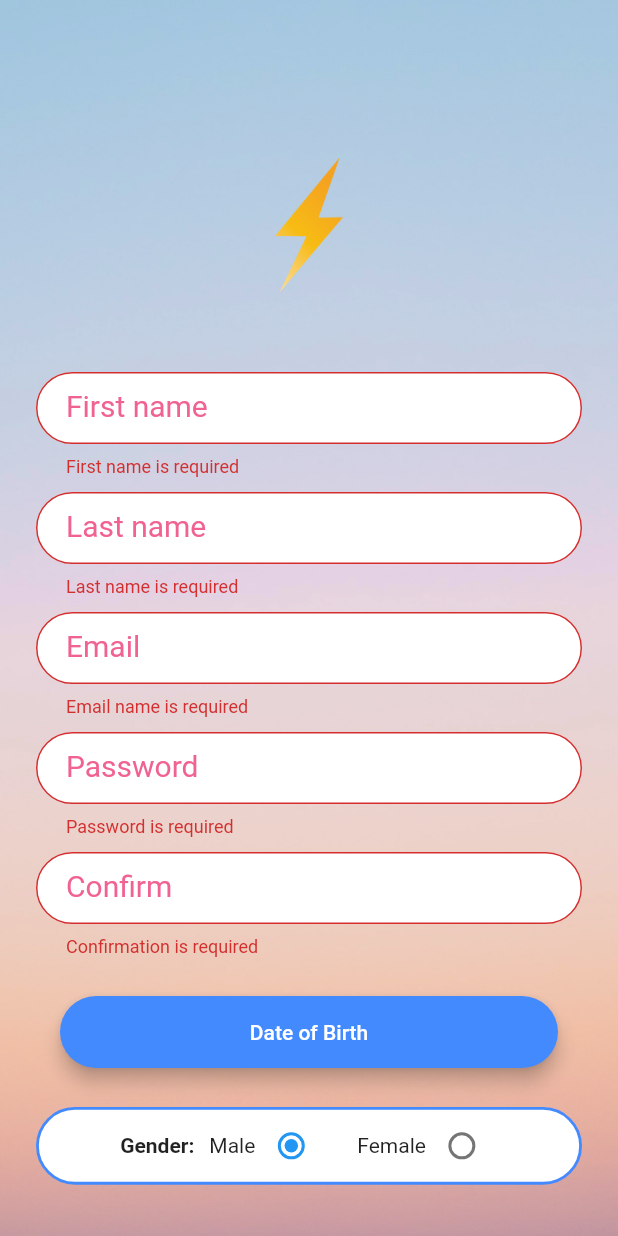
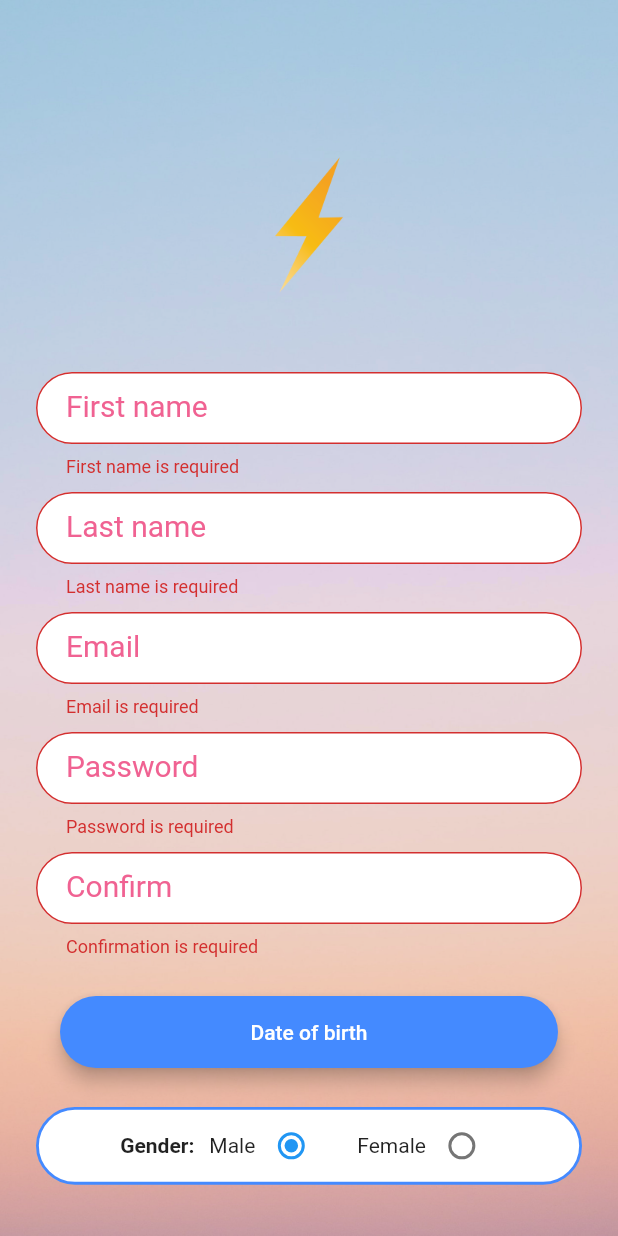
Before and after one commit to Rachiddz10/pfe_app, a Flutter app: the RegisterScreen screen opened by its route, after a tap on "Register", on a phone screen of 412 x 824 dp. Run offline on Flutter 3.47's test engine with Material 2 defaults, Android fonts, the phone set to English and light mode, and no system bars; our stand-ins replace animated_text_kit, carousel_slider, chewie, flutter_spinkit, flutter_tts, google_maps_flutter and 5 more; missing offline and left inert: auto_orientation, flutter_polyline_points, translator; generated files the repository leaves out were written again; network calls fail.

Commit message:
finish app with some error

```diff
--- a/lib/screens/make_trip.dart
+++ b/lib/screens/make_trip.dart
@@ -344,7 +344,7 @@ class _MakeTripState extends State<MakeTrip> {
                             LocationGetter location = LocationGetter();
                             await location.getCurrentLocation();
                             var json = await MakeTripAPI().makeVoyage(
-                                1,
+                                idCity!,
                                 location.lat!,
                                 location.long!,
                                 idCategorySelected,
--- a/lib/screens/register_screen.dart
+++ b/lib/screens/register_screen.dart
@@ -111,12 +111,12 @@ class _RegisterScreenState extends State<RegisterScreen> {
                                 });
                               },
                               child: birthday == null
-                                  ? const Text(
-                                      'Date of Birth',
-                                      style: TextStyle(color: Colors.white),
+                                  ? Text(
+                                      AppLocalizations.of(context)!.dateBirth,
+                                      style: const TextStyle(color: Colors.white),
                                     )
                                   : Text(
-                                      'Date of Birth:    ${DateFormat("dd-MM-yyyy").format(birthday!)}',
+                                      '${AppLocalizations.of(context)!.dateBirth}:    ${DateFormat("dd-MM-yyyy").format(birthday!)}',
                                       style:
                                           const TextStyle(color: Colors.white),
                                     ),
@@ -155,7 +155,8 @@ class _RegisterScreenState extends State<RegisterScreen> {
                                 if (message == 'Email already used') {
                                   Alert(
                                       context: context,
-                                      title: 'Registration failed',
+                                      // ignore: use_build_context_synchronously
+                                      title: AppLocalizations.of(context)!.registrationFailed,
                                       content: Column(
                                         children: [
                                           const SizedBox(
@@ -187,9 +188,9 @@ class _RegisterScreenState extends State<RegisterScreen> {
                               },
                               minWidth: 200.0,
                               height: 42.0,
-                              child: const Text(
-                                'Register',
-                                style: TextStyle(color: Colors.white),
+                              child:  Text(
+                                AppLocalizations.of(context)!.register,
+                                style: const TextStyle(color: Colors.white),
                               ),
                             ),
                           ),
@@ -211,7 +212,7 @@ class _RegisterScreenState extends State<RegisterScreen> {
       child: TextFormField(
         validator: (String? value) {
           if (value!.isEmpty) {
-            return 'First name is required';
+            return AppLocalizations.of(context)!.firstNameRequired;
           }
           return null;
         },
@@ -224,12 +225,12 @@ class _RegisterScreenState extends State<RegisterScreen> {
         },
         decoration: InputDecoration(
           label: Text(
-            'First name',
+            AppLocalizations.of(context)!.firstName,
             style: TextStyle(fontSize: 20.0, color: Colors.pink[300]),
           ),
           fillColor: Colors.white,
           filled: true,
-          hintText: 'Enter your first name',
+          hintText: AppLocalizations.of(context)!.enterFirstName,
           hintStyle: const TextStyle(color: Colors.black38),
           contentPadding:
               const EdgeInsets.symmetric(vertical: 10.0, horizontal: 20.0),
@@ -254,7 +255,7 @@ class _RegisterScreenState extends State<RegisterScreen> {
       child: TextFormField(
         validator: (String? value) {
           if (value!.isEmpty) {
-            return 'Last name is required';
+            return AppLocalizations.of(context)!.lastNameRequired;
           }
           return null;
         },
@@ -267,12 +268,12 @@ class _RegisterScreenState extends State<RegisterScreen> {
         },
         decoration: InputDecoration(
           label: Text(
-            'Last name',
+            AppLocalizations.of(context)!.lastName,
             style: TextStyle(fontSize: 20.0, color: Colors.pink[300]),
           ),
           fillColor: Colors.white,
           filled: true,
-          hintText: 'Enter your Last name',
+          hintText: AppLocalizations.of(context)!.enterLastName,
           hintStyle: const TextStyle(color: Colors.black38),
           contentPadding:
               const EdgeInsets.symmetric(vertical: 10.0, horizontal: 20.0),
@@ -298,12 +299,12 @@ class _RegisterScreenState extends State<RegisterScreen> {
         keyboardType: TextInputType.emailAddress,
         validator: (String? value) {
           if (value!.isEmpty) {
-            return 'Email name is required';
+            return AppLocalizations.of(context)!.emailRequired;
           }
           if (!RegExp(
                   r"^[a-zA-Z0-9.a-zA-Z0-9.!#$%&'*+-/=?^_`{|}~]+@[a-zA-Z0-9]+\.[a-zA-Z]+")
               .hasMatch(value)) {
-            return 'Invalid Email Address';
+            return AppLocalizations.of(context)!.invalidEmailAddress;
           }
           return null;
         },
@@ -316,7 +317,7 @@ class _RegisterScreenState extends State<RegisterScreen> {
         },
         decoration: InputDecoration(
           label: Text(
-            'Email',
+            AppLocalizations.of(context)!.email,
             style: TextStyle(fontSize: 20.0, color: Colors.pink[300]),
           ),
           fillColor: Colors.white,
@@ -348,10 +349,10 @@ class _RegisterScreenState extends State<RegisterScreen> {
         obscureText: true,
         validator: (String? value) {
           if (value!.isEmpty) {
-            return 'Password is required';
+            return AppLocalizations.of(context)!.passwordRequired;
           }
           if (value.length < 8) {
-            return 'Password must be over 7 caracters';
+            return AppLocalizations.of(context)!.passwordOverCara;
           }
           return null;
         },
@@ -364,12 +365,12 @@ class _RegisterScreenState extends State<RegisterScreen> {
         },
         decoration: InputDecoration(
           label: Text(
-            'Password',
+            AppLocalizations.of(context)!.password,
             style: TextStyle(fontSize: 20.0, color: Colors.pink[300]),
           ),
           fillColor: Colors.white,
           filled: true,
-          hintText: 'Enter your Password',
+          hintText: AppLocalizations.of(context)!.enterPassword,
           hintStyle: const TextStyle(color: Colors.black38),
           contentPadding:
               const EdgeInsets.symmetric(vertical: 10.0, horizontal: 20.0),
@@ -396,10 +397,10 @@ class _RegisterScreenState extends State<RegisterScreen> {
         keyboardType: TextInputType.visiblePassword,
         validator: (String? value) {
           if (value!.isEmpty) {
-            return 'Confirmation is required';
+            return AppLocalizations.of(context)!.confirmationRequired;
           }
           if (value != password) {
-            return 'confirmation does not match';
+            return AppLocalizations.of(context)!.confirmationNotMatch;
           }
           return null;
         },
@@ -412,12 +413,12 @@ class _RegisterScreenState extends State<RegisterScreen> {
         },
         decoration: InputDecoration(
           label: Text(
-            'Confirm',
+            AppLocalizations.of(context)!.confirm,
             style: TextStyle(fontSize: 20.0, color: Colors.pink[300]),
           ),
           fillColor: Colors.white,
           filled: true,
-          hintText: 'Retype password',
+          hintText: AppLocalizations.of(context)!.retypePassword,
           hintStyle: const TextStyle(color: Colors.black38),
           contentPadding:
               const EdgeInsets.symmetric(vertical: 10.0, horizontal: 20.0),
@@ -450,14 +451,14 @@ class _RegisterScreenState extends State<RegisterScreen> {
       child: Row(
         mainAxisAlignment: MainAxisAlignment.center,
         children: [
-          const Text(
-            'Gender:',
-            style: TextStyle(fontWeight: FontWeight.bold),
+          Text(
+            '${AppLocalizations.of(context)!.gender}:',
+            style: const TextStyle(fontWeight: FontWeight.bold),
           ),
           const SizedBox(
             width: 10.0,
           ),
-          const Text('Male'),
+           Text(AppLocalizations.of(context)!.male),
           Radio<int>(
             value: 1,
             groupValue: genderInt,
@@ -470,7 +471,7 @@ class _RegisterScreenState extends State<RegisterScreen> {
           const SizedBox(
             width: 20.0,
           ),
-          const Text('Female'),
+          Text(AppLocalizations.of(context)!.female),
           Radio<int>(
             value: 2,
             groupValue: genderInt,
--- a/lib/screens/splash_screen.dart
+++ b/lib/screens/splash_screen.dart
@@ -154,8 +154,8 @@ class _SplashScreenState extends State<SplashScreen> {
                               animatedTexts: [
                                 WavyAnimatedText(
                                   User.first != ''
-                                      ? 'Welcome ${User.first}'
-                                      : 'welcomes you',
+                                      ? '${AppLocalizations.of(context)!.splashscreenWelcome} ${User.first}'
+                                      : AppLocalizations.of(context)!.splashscreenWelcome,
                                   textStyle: const TextStyle(
                                     fontSize: 22.0,
                                     color: Colors.white,
```
Also changed, not shown: lib/l10n/app_ar.arb (+33 -1 lines), lib/l10n/app_en.arb (+123 -1 lines), lib/l10n/app_fr.arb (+33 -1 lines), lib/screens/login_screen.dart (+16 -14 lines), lib/screens/main_screen.dart (+12 -6 lines), lib/screens/welcome_screen.dart (+9 -9 lines).
